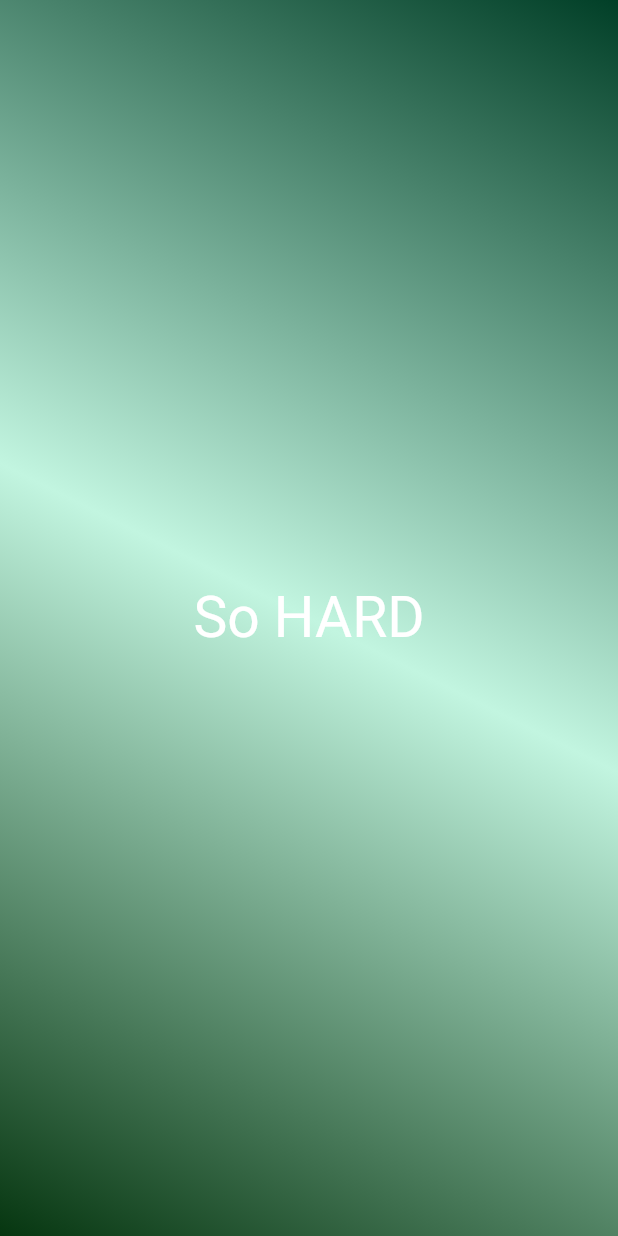
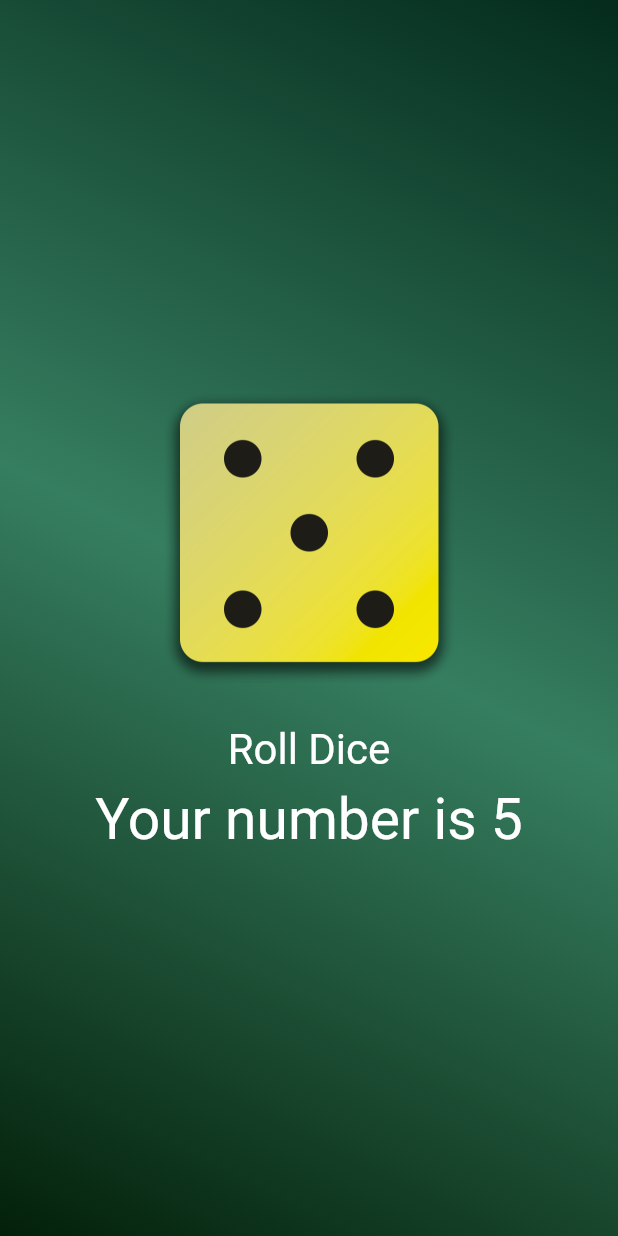
Before and after one commit to lisbeth-santo/first_app, a Flutter app: the screen it shows after launch, on a phone screen of 412 x 824 dp. Run offline on Flutter 3.47's test engine with Material 2 defaults, Android fonts, the phone set to English and light mode, and no system bars.

Commit message:
wrap up basic 1

```diff
--- /dev/null
+++ b/lib/dice_roller.dart
@@ -0,0 +1,56 @@
+import 'dart:math';
+
+import 'package:flutter/material.dart';
+import 'package:first_app/style_text.dart';
+
+final randomizer = Random();
+
+class DiceRoller extends StatefulWidget {
+  const DiceRoller({super.key});
+
+  @override
+  State<StatefulWidget> createState() {
+    return _DiceRollerState();
+  }
+}
+
+class _DiceRollerState extends State<DiceRoller> {
+  var currentDiceRoll = 5;
+
+  void rollDice() {
+    setState(() {
+      currentDiceRoll = randomizer.nextInt(6) + 1;
+    });
+  }
+
+  @override
+  Widget build(context) {
+    return Column(
+      mainAxisSize: MainAxisSize.min,
+      children: [
+        Image.asset(
+          'assets/images/dice-$currentDiceRoll.png',
+          width: 200,
+        ),
+        const SizedBox(height: 20),
+        TextButton(
+          onPressed: rollDice,
+          style: TextButton.styleFrom(
+            // padding: const EdgeInsets.only(
+            //  top: 20,
+            //),
+
+            foregroundColor: Colors.white,
+            textStyle: const TextStyle(
+              fontSize: 28,
+            ),
+          ),
+          child: const Text('Roll Dice'),
+        ),
+        StyleText(
+          'Your number is $currentDiceRoll',
+        )
+      ],
+    );
+  }
+}
--- a/lib/gradient_container.dart
+++ b/lib/gradient_container.dart
@@ -1,30 +1,30 @@
+import 'package:first_app/dice_roller.dart';
 import 'package:flutter/material.dart';
-
-import 'package:first_app/style_text.dart';
 
 const startAlignment = Alignment.topRight;
 const endAlignment = Alignment.bottomLeft;
 
 class GradientContainer extends StatelessWidget {
-const GradientContainer(this.color1,this.color2,this.color3,{super.key, });
+  const GradientContainer(
+    this.colors, {
+    super.key,
+  });
 
-final Color color1;
-final Color color2;
-final Color color3;
+  final List<Color> colors;
 
   @override
   Widget build(context) {
     return Container(
       decoration: BoxDecoration(
         gradient: LinearGradient(
-          colors: [color1,color2,color3] ,
+          colors: colors,
           begin: startAlignment,
           end: endAlignment,
         ),
       ),
       child: const Center(
-          child: StyleText('So HARD')
-          ),
+        child: DiceRoller(),
+      ),
     );
   }
 }
--- a/lib/main.dart
+++ b/lib/main.dart
@@ -1,7 +1,6 @@
 import 'package:flutter/material.dart';
 
 import 'package:first_app/gradient_container.dart';
-
 
 void main() {
   runApp(MyApp());
@@ -12,11 +11,11 @@ class MyApp extends StatelessWidget {
   Widget build(BuildContext context) {
     return const MaterialApp(
       home: Scaffold(
-        body: GradientContainer(
-          Color.fromRGBO(1, 63, 39, 1),
-          Color.fromRGBO(194, 245, 224, 1),
-          Color.fromRGBO(6, 54, 16, 1)
-          ),
+        body: GradientContainer([
+          Color.fromRGBO(4, 43, 28, 1),
+          Color.fromRGBO(54, 126, 96, 1),
+          Color.fromRGBO(3, 32, 10, 1),
+        ]),
       ),
     );
   }
```
Also changed, not shown: pubspec.yaml (+7 -3 lines), assets/images/dice-1.png (added), assets/images/dice-2.png (added), assets/images/dice-3.png (added), assets/images/dice-4.png (added), assets/images/dice-5.png (added), assets/images/dice-6.png (added).
